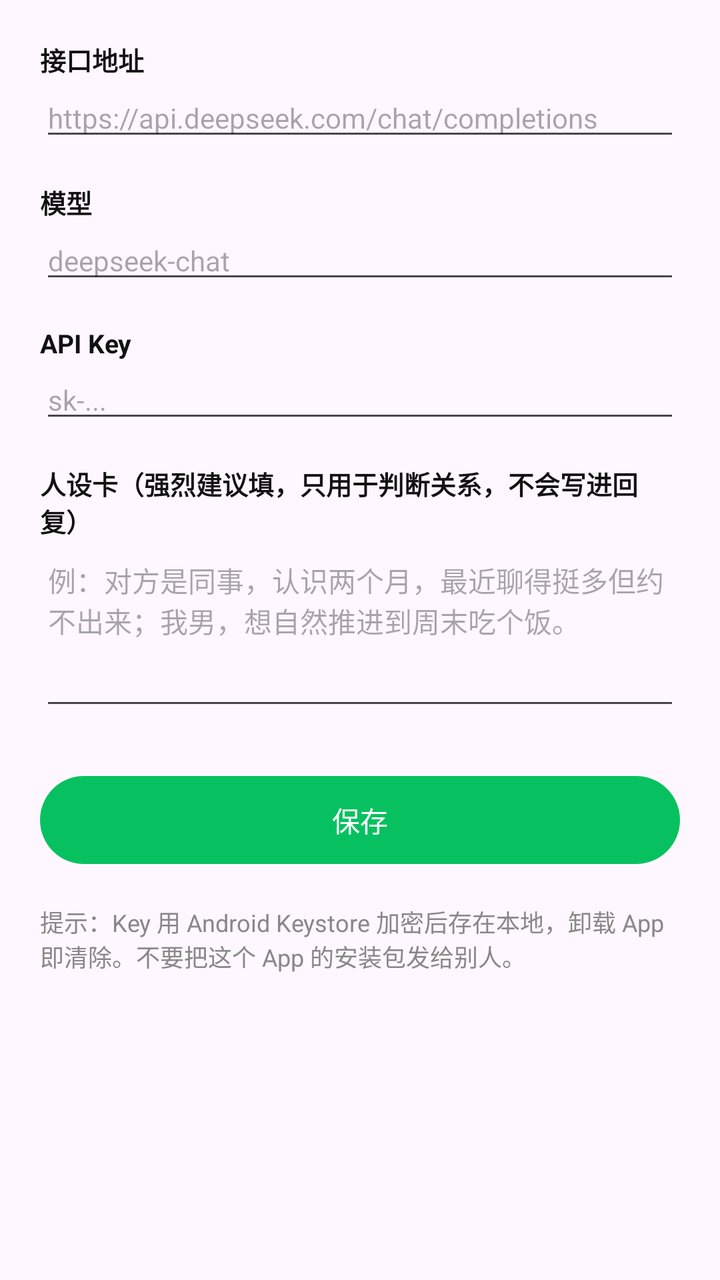
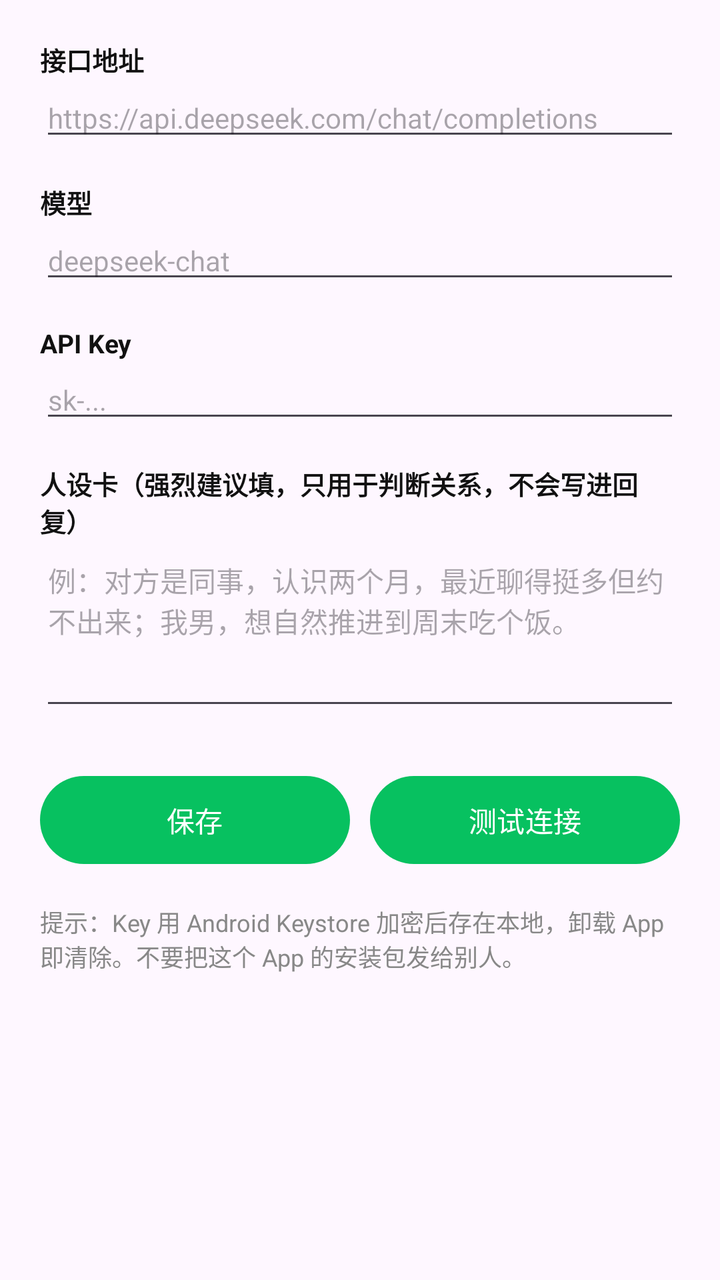

Compare the two renders of this Android layout. The source of the first and the diff that turns it into the second are given below.
<!-- AndroidManifest.xml: application theme Theme.ReplyBubble -->
<!-- res/layout/activity_settings.xml -->
<?xml version="1.0" encoding="utf-8"?>
<ScrollView xmlns:android="http://schemas.android.com/apk/res/android"
    android:layout_width="match_parent"
    android:layout_height="match_parent">

    <LinearLayout
        android:layout_width="match_parent"
        android:layout_height="wrap_content"
        android:orientation="vertical"
        android:padding="20dp">

        <TextView
            android:layout_width="wrap_content"
            android:layout_height="wrap_content"
            android:text="接口地址"
            android:textColor="@color/text_primary"
            android:textSize="13sp"
            android:textStyle="bold" />

        <EditText
            android:id="@+id/etUrl"
            android:layout_width="match_parent"
            android:layout_height="wrap_content"
            android:hint="https://api.deepseek.com/chat/completions"
            android:importantForAutofill="no"
            android:inputType="textUri"
            android:textSize="14sp" />

        <TextView
            android:layout_width="wrap_content"
            android:layout_height="wrap_content"
            android:layout_marginTop="16dp"
            android:text="模型"
            android:textColor="@color/text_primary"
            android:textSize="13sp"
            android:textStyle="bold" />

        <EditText
            android:id="@+id/etModel"
            android:layout_width="match_parent"
            android:layout_height="wrap_content"
            android:hint="deepseek-chat"
            android:importantForAutofill="no"
            android:inputType="text"
            android:textSize="14sp" />

        <TextView
            android:layout_width="wrap_content"
            android:layout_height="wrap_content"
            android:layout_marginTop="16dp"
            android:text="API Key"
            android:textColor="@color/text_primary"
            android:textSize="13sp"
            android:textStyle="bold" />

        <EditText
            android:id="@+id/etKey"
            android:layout_width="match_parent"
            android:layout_height="wrap_content"
            android:hint="sk-..."
            android:importantForAutofill="no"
            android:inputType="textPassword"
            android:textSize="14sp" />

        <TextView
            android:layout_width="wrap_content"
            android:layout_height="wrap_content"
            android:layout_marginTop="16dp"
            android:text="人设卡（强烈建议填，只用于判断关系，不会写进回复）"
            android:textColor="@color/text_primary"
            android:textSize="13sp"
            android:textStyle="bold" />

        <EditText
            android:id="@+id/etPersona"
            android:layout_width="match_parent"
            android:layout_height="wrap_content"
            android:gravity="top"
            android:hint="例：对方是同事，认识两个月，最近聊得挺多但约不出来；我男，想自然推进到周末吃个饭。"
            android:importantForAutofill="no"
            android:inputType="textMultiLine"
            android:minLines="4"
            android:textSize="14sp" />

        <Button
            android:id="@+id/btnSave"
            android:layout_width="match_parent"
            android:layout_height="52dp"
            android:layout_marginTop="24dp"
            android:text="保存" />

        <TextView
            android:layout_width="match_parent"
            android:layout_height="wrap_content"
            android:layout_marginTop="16dp"
            android:text="提示：Key 用 Android Keystore 加密后存在本地，卸载 App 即清除。不要把这个 App 的安装包发给别人。"
            android:textColor="@color/text_secondary"
            android:textSize="12sp" />

    </LinearLayout>
</ScrollView>
<!-- resources referenced by this layout -->
<resources>
  <color name="text_primary">#111111</color>
  <color name="text_secondary">#888888</color>
  <style name="Theme.ReplyBubble" parent="Theme.Material3.DayNight.NoActionBar">
          <item name="colorPrimary">@color/accent</item>
          <item name="colorSecondary">@color/accent</item>
      </style>
  <color name="accent">#07C160</color>
</resources>

<!-- the commit's change to res/layout/activity_settings.xml (unified diff, before → after) -->
@@ -82,12 +82,39 @@
             android:minLines="4"
             android:textSize="14sp" />
 
-        <Button
-            android:id="@+id/btnSave"
+        <LinearLayout
             android:layout_width="match_parent"
-            android:layout_height="52dp"
+            android:layout_height="wrap_content"
             android:layout_marginTop="24dp"
-            android:text="保存" />
+            android:orientation="horizontal">
+
+            <Button
+                android:id="@+id/btnSave"
+                android:layout_width="0dp"
+                android:layout_height="52dp"
+                android:layout_weight="1"
+                android:text="保存" />
+
+            <Button
+                android:id="@+id/btnTest"
+                android:layout_width="0dp"
+                android:layout_height="52dp"
+                android:layout_marginStart="10dp"
+                android:layout_weight="1"
+                android:text="测试连接" />
+        </LinearLayout>
+
+        <TextView
+            android:id="@+id/tvTest"
+            android:layout_width="match_parent"
+            android:layout_height="wrap_content"
+            android:layout_marginTop="12dp"
+            android:background="#F2F2F2"
+            android:lineSpacingExtra="3dp"
+            android:padding="12dp"
+            android:textColor="@color/text_primary"
+            android:textSize="13sp"
+            android:visibility="gone" />
 
         <TextView
             android:layout_width="match_parent"
